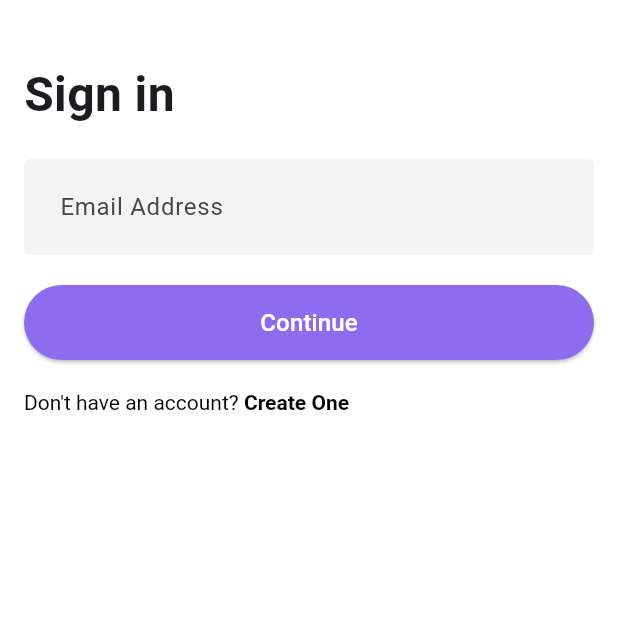
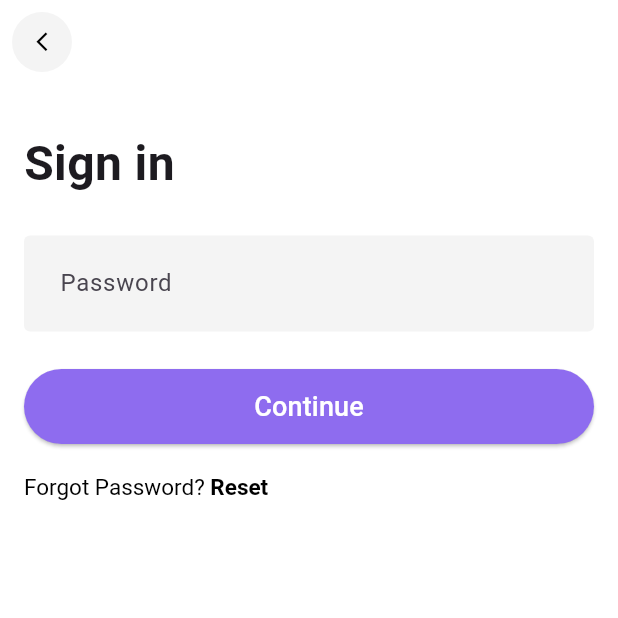
Before and after one commit to mo7ammed-hassan/online-store, a Flutter app: the screen it shows after launch, after a tap on "Continue", on a phone screen of 412 x 824 dp, the top half of it. Run offline on Flutter 3.47's test engine with Material 3 defaults, Android fonts, the phone set to English and light mode, and no system bars.

Commit message:
finihs EnterPasswordPage and ForgotPasswordPage , resetPasswordPage

```diff
--- /dev/null
+++ b/lib/common/helper/app_navigator.dart
@@ -0,0 +1,27 @@
+import 'package:flutter/material.dart';
+
+extension AppNavigator on BuildContext {
+  void pushReplacement(Widget view) {
+    Navigator.pushReplacement(
+      this,
+      MaterialPageRoute(
+        builder: (context) => view,
+      ),
+    );
+  }
+
+  void push(Widget view) {
+    Navigator.push(
+      this,
+      MaterialPageRoute(
+        builder: (context) => view,
+      ),
+    );
+  }
+
+  void pop() {
+    Navigator.pop(
+      this,
+    );
+  }
+}
--- a/lib/common/helper/navigation.dart
+++ /dev/null
@@ -1,12 +0,0 @@
-import 'package:flutter/material.dart';
-
-extension Navigation on BuildContext {
-  void pushReplacement(Widget view) {
-    Navigator.pushReplacement(
-      this,
-      MaterialPageRoute(
-        builder: (context) => view,
-      ),
-    );
-  }
-}
--- /dev/null
+++ b/lib/common/widgets/basic_app_bar.dart
@@ -0,0 +1,54 @@
+import 'package:flutter/material.dart';
+import 'package:online_store/common/helper/app_navigator.dart';
+import 'package:online_store/core/configs/theme/app_colors.dart';
+
+class BasicAppBar extends StatelessWidget implements PreferredSizeWidget {
+  final Color? backgroundColor;
+  final Widget? title;
+  final Widget? action;
+  final bool hideBack;
+
+  const BasicAppBar({
+    super.key,
+    this.backgroundColor,
+    this.title,
+    this.action,
+    this.hideBack = false,
+  });
+
+  @override
+  Widget build(BuildContext context) {
+    return AppBar(
+      backgroundColor: backgroundColor ?? Colors.transparent,
+      elevation: 0,
+      centerTitle: true,
+      title: title ?? const Text(''),
+      actions: [
+        action ?? Container(),
+      ],
+      leading: hideBack
+          ? null
+          : IconButton(
+              onPressed: () {
+                context.pop();
+              },
+              icon: Container(
+                height: 50,
+                width: 50,
+                decoration: const BoxDecoration(
+                  color: AppColors.fillColorLightMode,
+                  shape: BoxShape.circle,
+                ),
+                child: const Icon(
+                  Icons.arrow_back_ios_new,
+                  size: 15,
+                  color: Colors.black,
+                ),
+              ),
+            ),
+    );
+  }
+
+  @override
+  Size get preferredSize => const Size.fromHeight(kToolbarHeight);
+}
--- a/lib/common/widgets/basic_app_button.dart
+++ b/lib/common/widgets/basic_app_button.dart
@@ -23,7 +23,7 @@ class BasicAppButton extends StatelessWidget {
       ),
       child: Text(
         title,
-        style: AppTextStyle.textStyle16Medium,
+        style: AppTextStyle.textStyle18Medium,
       ),
     );
   }
--- a/lib/core/configs/assets/app_images.dart
+++ b/lib/core/configs/assets/app_images.dart
@@ -2,5 +2,6 @@ class AppImages {
   static const String baseUrl = 'assets/images/';
   static const String format = '.png';
   static const String appLogo = '${baseUrl}logo$format';
+  static const String resetLogo = '${baseUrl}reset$format';
 
 }
--- a/lib/core/configs/assets/app_vectors.dart
+++ b/lib/core/configs/assets/app_vectors.dart
@@ -5,4 +5,5 @@ class AppVectors {
   static const String appleIcon = '${_basePath}apple$_format';
   static const String googleIcon = '${_basePath}google$_format';
   static const String facebookIcon = '${_basePath}facebook$_format';
+  static const String resetVector = '${_basePath}reset$_format';
 }
--- a/lib/core/configs/theme/app_text_style.dart
+++ b/lib/core/configs/theme/app_text_style.dart
@@ -6,14 +6,19 @@ class AppTextStyle {
     fontWeight: FontWeight.bold,
   );
 
-  static const TextStyle textStyle14 = TextStyle(
-    fontSize: 14,
+  static const TextStyle textStyle15 = TextStyle(
+    fontSize: 15,
     fontWeight: FontWeight.w400,
     color: Colors.black,
   );
 
-  static const TextStyle textStyle16Medium = TextStyle(
-    fontSize: 16,
+  static const TextStyle textStyle18Medium = TextStyle(
+    fontSize: 18,
+    fontWeight: FontWeight.w500,
+  );
+
+  static const TextStyle textStyle24Medium = TextStyle(
+    fontSize: 24,
     fontWeight: FontWeight.w500,
   );
 
--- /dev/null
+++ b/lib/core/utils/constants/app_padding.dart
@@ -0,0 +1,5 @@
+class AppPadding {
+  static const double defaultSpaceWidget = 25;
+  static const double verticalPagePadding = 30;
+  static const double horizontalPagePadding = 16;
+}
--- /dev/null
+++ b/lib/features/auth/presentation/pages/enter_password_page.dart
@@ -0,0 +1,83 @@
+import 'package:flutter/gestures.dart';
+import 'package:flutter/material.dart';
+import 'package:online_store/common/helper/app_navigator.dart';
+import 'package:online_store/common/widgets/basic_app_bar.dart';
+import 'package:online_store/common/widgets/basic_app_button.dart';
+import 'package:online_store/core/configs/theme/app_text_style.dart';
+import 'package:online_store/core/utils/constants/app_padding.dart';
+import 'package:online_store/features/auth/presentation/pages/forgot_password_page.dart';
+
+class EnterPasswordPage extends StatelessWidget {
+  const EnterPasswordPage({super.key});
+
+  @override
+  Widget build(BuildContext context) {
+    return Scaffold(
+      appBar: const BasicAppBar(),
+      body: Padding(
+        padding: const EdgeInsets.symmetric(
+          vertical: AppPadding.verticalPagePadding,
+          horizontal: AppPadding.horizontalPagePadding,
+        ),
+        child: Column(
+          crossAxisAlignment: CrossAxisAlignment.start,
+          children: [
+            _signinText(),
+            const SizedBox(height: AppPadding.defaultSpaceWidget),
+            _passwordField(),
+            const SizedBox(height: AppPadding.defaultSpaceWidget),
+            _continueButton(),
+            const SizedBox(height: 20),
+            _forgotPassword(context),
+          ],
+        ),
+      ),
+    );
+  }
+
+  Text _signinText() {
+    return const Text(
+      'Sign in',
+      style: AppTextStyle.textStyle32,
+    );
+  }
+
+  TextField _passwordField() {
+    return const TextField(
+      decoration: InputDecoration(
+        labelText: 'Password',
+      ),
+    );
+  }
+
+  Widget _continueButton() {
+    return BasicAppButton(
+      title: 'Continue',
+      onPressed: () {},
+    );
+  }
+
+  Widget _forgotPassword(BuildContext context) {
+    return RichText(
+      text: TextSpan(
+        children: [
+          const TextSpan(
+            text: 'Forgot Password? ',
+            style: AppTextStyle.textStyle15,
+          ),
+          TextSpan(
+            text: 'Reset',
+            style:
+                AppTextStyle.textStyle15.copyWith(fontWeight: FontWeight.bold),
+            recognizer: TapGestureRecognizer()
+              ..onTap = () {
+                context.push(
+                  const ForgotPasswordPage(),
+                );
+              },
+          ),
+        ],
+      ),
+    );
+  }
+}
--- /dev/null
+++ b/lib/features/auth/presentation/pages/signin_page.dart
@@ -0,0 +1,85 @@
+import 'package:flutter/gestures.dart';
+import 'package:flutter/material.dart';
+import 'package:online_store/common/helper/app_navigator.dart';
+import 'package:online_store/common/widgets/basic_app_bar.dart';
+import 'package:online_store/common/widgets/basic_app_button.dart';
+import 'package:online_store/core/configs/theme/app_text_style.dart';
+import 'package:online_store/core/utils/constants/app_padding.dart';
+import 'package:online_store/features/auth/presentation/pages/enter_password_page.dart';
+
+class SigninPage extends StatelessWidget {
+  const SigninPage({super.key});
+
+  @override
+  Widget build(BuildContext context) {
+    return Scaffold(
+      appBar: const BasicAppBar(hideBack: true),
+      body: Padding(
+        padding: const EdgeInsets.symmetric(
+          vertical: AppPadding.verticalPagePadding,
+          horizontal: AppPadding.horizontalPagePadding,
+        ),
+        child: Column(
+          crossAxisAlignment: CrossAxisAlignment.start,
+          children: [
+            _signinText(),
+            const SizedBox(height: AppPadding.defaultSpaceWidget),
+            _emailField(),
+            const SizedBox(height: AppPadding.defaultSpaceWidget),
+            _continueButton(context),
+            const SizedBox(height: 20),
+            _createAccount(context),
+          ],
+        ),
+      ),
+    );
+  }
+
+  Text _signinText() {
+    return const Text(
+      'Sign in',
+      style: AppTextStyle.textStyle32,
+    );
+  }
+
+  TextField _emailField() {
+    return const TextField(
+      decoration: InputDecoration(
+        labelText: 'Email Address',
+      ),
+    );
+  }
+
+  Widget _continueButton(BuildContext context) {
+    return BasicAppButton(
+      title: 'Continue',
+      onPressed: () {
+        context.push(
+          const EnterPasswordPage(),
+        );
+      },
+    );
+  }
+
+  Widget _createAccount(BuildContext context) {
+    return RichText(
+      text: TextSpan(
+        children: [
+          const TextSpan(
+            text: 'Don\'t have an account? ',
+            style: AppTextStyle.textStyle15,
+          ),
+          TextSpan(
+            text: 'Create One',
+            style:
+                AppTextStyle.textStyle15.copyWith(fontWeight: FontWeight.bold),
+            recognizer: TapGestureRecognizer()
+              ..onTap = () {
+                // signup page
+              },
+          ),
+        ],
+      ),
+    );
+  }
+}
--- a/lib/features/auth/presentation/views/signin.dart
+++ /dev/null
@@ -1,75 +0,0 @@
-import 'package:flutter/gestures.dart';
-import 'package:flutter/material.dart';
-import 'package:online_store/common/widgets/basic_app_button.dart';
-import 'package:online_store/core/configs/theme/app_text_style.dart';
-
-class SigninView extends StatelessWidget {
-  const SigninView({super.key});
-
-  @override
-  Widget build(BuildContext context) {
-    return Scaffold(
-      body: SafeArea(
-        child: Padding(
-          padding: const EdgeInsets.symmetric(vertical: 40, horizontal: 16),
-          child: Column(
-            crossAxisAlignment: CrossAxisAlignment.start,
-            children: [
-              _signinText(),
-              const SizedBox(height: 20),
-              _emailField(),
-              const SizedBox(height: 20),
-              _continueButton(),
-              const SizedBox(height: 20),
-              _createAccount(context),
-            ],
-          ),
-        ),
-      ),
-    );
-  }
-
-  Text _signinText() {
-    return const Text(
-      'Sign in',
-      style: AppTextStyle.textStyle32,
-    );
-  }
-
-  TextField _emailField() {
-    return const TextField(
-      decoration: InputDecoration(
-        labelText: 'Email Address',
-      ),
-    );
-  }
-
-  Widget _continueButton() {
-    return BasicAppButton(
-      title: 'Continue',
-      onPressed: () {},
-    );
-  }
-
-  Widget _createAccount(BuildContext context) {
-    return RichText(
-      text: TextSpan(
-        children: [
-          const TextSpan(
-            text: 'Don\'t have an account? ',
-            style: AppTextStyle.textStyle14,
-          ),
-          TextSpan(
-            text: 'Create One',
-            style:
-                AppTextStyle.textStyle14.copyWith(fontWeight: FontWeight.bold),
-            recognizer: TapGestureRecognizer()
-              ..onTap = () {
-                // signup page
-              },
-          ),
-        ],
-      ),
-    );
-  }
-}
--- a/lib/main.dart
+++ b/lib/main.dart
@@ -1,6 +1,6 @@
 import 'package:flutter/material.dart';
 import 'package:online_store/core/configs/theme/app_theme.dart';
-import 'package:online_store/features/splash/presentation/views/splash_view.dart';
+import 'package:online_store/features/splash/presentation/pages/splash_page.dart';
 
 void main() {
   runApp(
@@ -19,7 +19,7 @@ class MyApp extends StatelessWidget {
       theme: AppTheme.lightTheme,
       darkTheme: AppTheme.darkTheme,
       themeMode: ThemeMode.system,
-      home: const SplashView(),
+      home: const SplashPage(),
     );
   }
 }
```
Also changed, not shown: lib/features/auth/presentation/pages/forgot_password_page.dart (added, +59 -0 lines), lib/features/auth/presentation/pages/reset_password_page.dart (added, +55 -0 lines), lib/features/splash/presentation/pages/splash_page.dart (renamed from lib/features/splash/presentation/views/splash_view.dart, +7 -7 lines), assets/images/reset.png (added).
